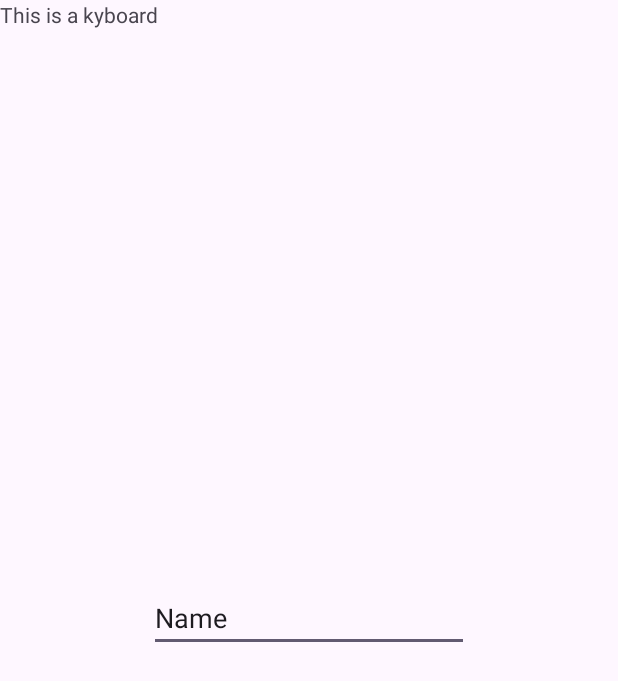
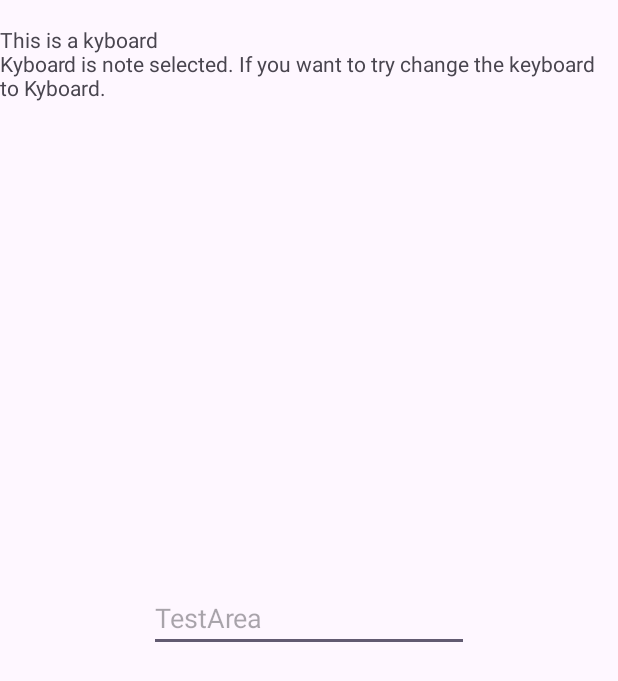
Before and after one commit to KyleJeong/kyboard2, an Android app: the screen it shows after launch (MainActivity), on a phone screen of 412 x 824 dp. Shown: the top 681 px of the screen. Run offline under Robolectric (Android 15) with nearby library versions, the phone set to English and light mode, and no system bars.

Commit message:
MainActivity 에서 message를 화면으로 보여주도록 추가 MainActivity 의 TextInput 창을 "hint" 로 변경하기
Keyboard layout 에서 as..kl 라인의 space 를 적당히 조정하여 중간에 오도록 하기
Keyboard layout 에서 backspace를 repeatable 로 설정하여 여러번 누르는데 반응하도록 하기.

```diff
--- a/app/src/main/java/com/young2000/kyboard2/MainActivity.java
+++ b/app/src/main/java/com/young2000/kyboard2/MainActivity.java
@@ -8,6 +8,7 @@ import android.provider.Settings;
 import android.util.Log;
 import android.view.inputmethod.InputMethodInfo;
 import android.view.inputmethod.InputMethodManager;
+import android.widget.TextView;
 import android.widget.Toast;
 
 import java.util.List;
@@ -19,6 +20,8 @@ public class MainActivity extends AppCompatActivity {
         super.onCreate(savedInstanceState);
         setContentView(R.layout.activity_main);
 
+        TextView info = findViewById(R.id.InformationText);
+
         InputMethodManager imeManager = (InputMethodManager) getSystemService(INPUT_METHOD_SERVICE);
         List<InputMethodInfo> enabledMethods = imeManager.getEnabledInputMethodList();
         Log.i("activity", "MainActivity is executed");
@@ -27,6 +30,7 @@ public class MainActivity extends AppCompatActivity {
             if (method.getPackageName().equals("com.young2000.kyboard2")) {
                 // Your keyboard is enabled
                 Toast.makeText(this, "Kyboard is registered", Toast.LENGTH_LONG).show();
+                info.setText(info.getText()+"\nKyboard is registered already");
                 checkPass = true;
             }
         }
@@ -41,9 +45,11 @@ public class MainActivity extends AppCompatActivity {
         if (selectedKeyboardId != null && selectedKeyboardId.contains("com.young2000.kyboard2")) {
             // Your keyboard is currently selected
             Toast.makeText(this, "Kyboard is selected currently", Toast.LENGTH_LONG).show();
+            info.setText(info.getText()+"\nKyboard is selected already");
         } else {
             // Your keyboard is not currently selected
             Toast.makeText(this, "Kyboard is not selected currently", Toast.LENGTH_LONG).show();
+            info.setText(info.getText()+"\nKyboard is note selected. If you want to try change the keyboard to Kyboard.");
         }
     }
 }
--- a/app/src/main/res/layout/activity_main.xml
+++ b/app/src/main/res/layout/activity_main.xml
@@ -16,18 +16,23 @@
         android:layout_marginBottom="20dp"
         android:ems="10"
         android:inputType="text"
-        android:text="Name"
+        android:hint="TestArea"
+        android:text=""
         app:layout_constraintBottom_toBottomOf="parent"
         app:layout_constraintEnd_toEndOf="parent"
         app:layout_constraintStart_toStartOf="parent"
         app:layout_constraintTop_toTopOf="parent" />
 
     <TextView
-        android:id="@+id/textView2"
+        android:id="@+id/InformationText"
         android:layout_width="wrap_content"
         android:layout_height="wrap_content"
         android:text="This is a kyboard"
-        tools:layout_editor_absoluteX="179dp"
-        tools:layout_editor_absoluteY="530dp" />
+        app:layout_constraintBottom_toBottomOf="parent"
+        app:layout_constraintEnd_toEndOf="parent"
+        app:layout_constraintHorizontal_bias="0.052"
+        app:layout_constraintStart_toStartOf="parent"
+        app:layout_constraintTop_toTopOf="parent"
+        app:layout_constraintVertical_bias="0.022" />
 
 </androidx.constraintlayout.widget.ConstraintLayout>
```
Also changed, not shown: app/src/main/res/xml/custom_keyboard.xml (+4 -3 lines).
